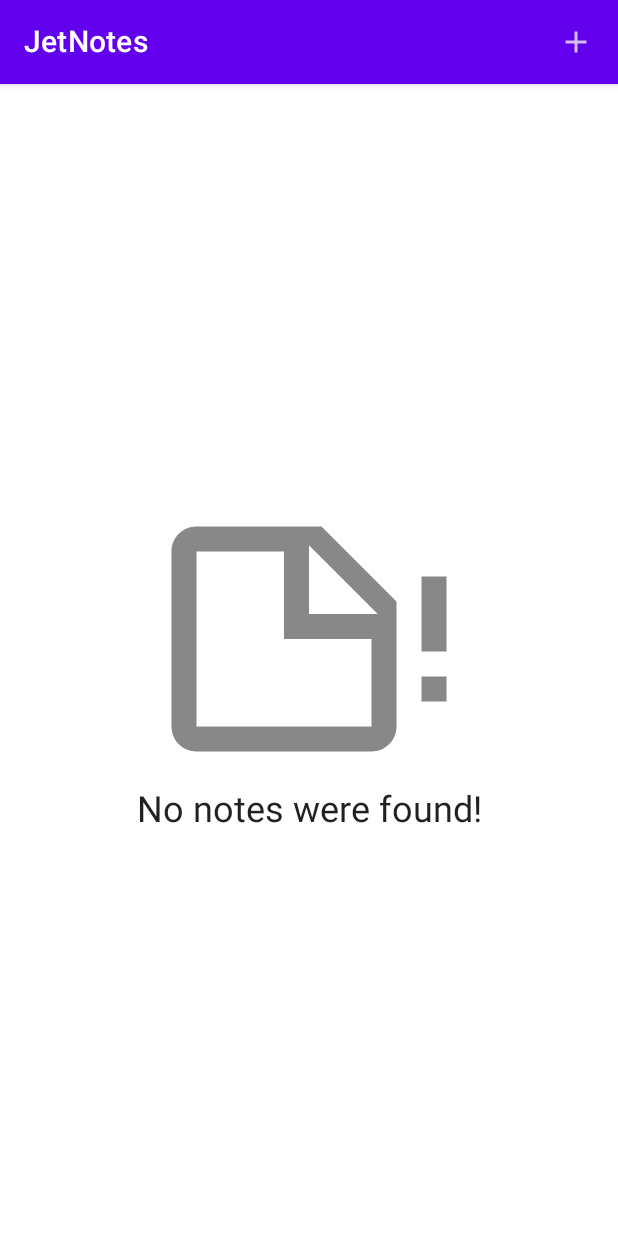
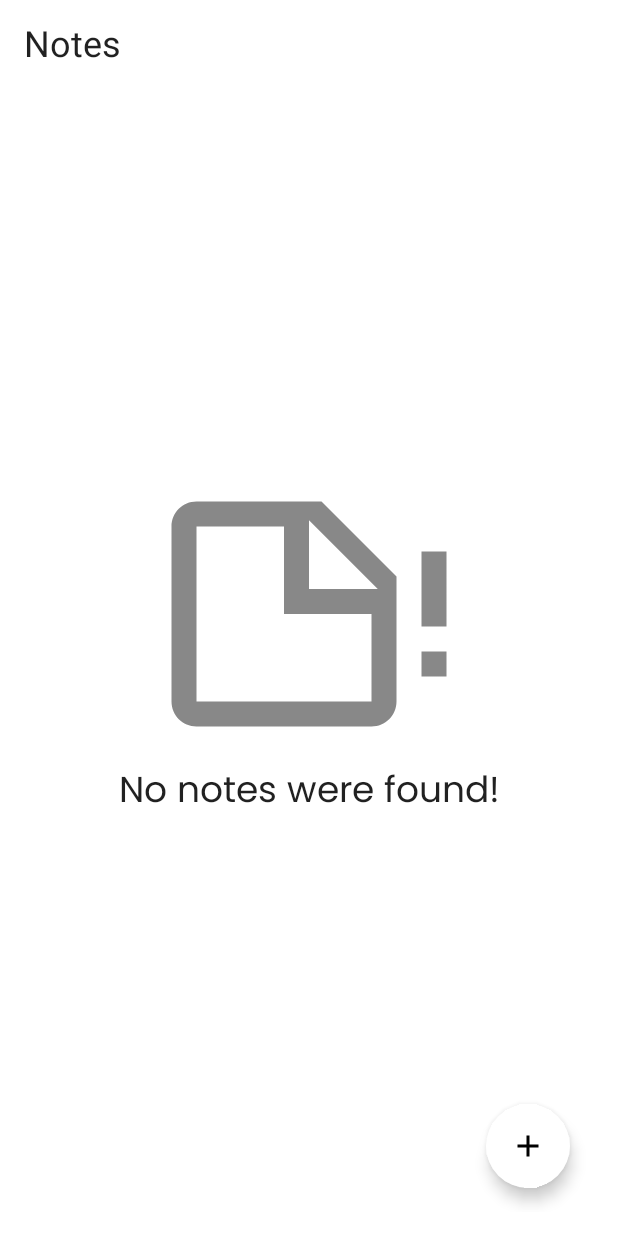
Before and after one commit to limallucas96/JetNotes, an Android app built with Jetpack Compose: the @Preview function DefaultPreviewListNotesScreen, on a phone screen of 412 x 824 dp. Run offline under Robolectric (Android 15) with nearby library versions, the phone set to English and light mode, and no system bars; our stand-ins replace Room's generated code.

Commit message:
Added fonts

```diff
--- a/app/src/main/java/com/lls/jetnotes/ui/composeKit/JetNotesNotesListCompose.kt
+++ b/app/src/main/java/com/lls/jetnotes/ui/composeKit/JetNotesNotesListCompose.kt
@@ -32,9 +32,7 @@ fun NotesListCompose(
         EmptyStateCompose()
     } else {
         LazyColumn(
-            modifier = Modifier
-                .fillMaxWidth(),
-            contentPadding = PaddingValues(16.dp)
+            modifier = Modifier.fillMaxWidth()
         ) {
             items(notes, key = { it }) { note ->
                 NoteCardCompose(
--- /dev/null
+++ b/app/src/main/java/com/lls/jetnotes/ui/extensions/ColorExtensions.kt
@@ -0,0 +1,6 @@
+package com.lls.jetnotes.ui.extensions
+
+import androidx.compose.ui.graphics.Color
+
+fun Color.Companion.parse(colorString: String): Color =
+    Color(color = android.graphics.Color.parseColor(colorString))
--- a/app/src/main/java/com/lls/jetnotes/ui/screen/listNotes/ListNotesScreen.kt
+++ b/app/src/main/java/com/lls/jetnotes/ui/screen/listNotes/ListNotesScreen.kt
@@ -1,17 +1,22 @@
 package com.lls.jetnotes.ui.screen.listNotes
 
-import androidx.compose.foundation.layout.Box
 import androidx.compose.foundation.layout.Column
 import androidx.compose.foundation.layout.fillMaxWidth
-import androidx.compose.material.ExperimentalMaterialApi
+import androidx.compose.foundation.layout.padding
+import androidx.compose.material.*
 import androidx.compose.runtime.Composable
 import androidx.compose.runtime.collectAsState
 import androidx.compose.runtime.getValue
 import androidx.compose.ui.Modifier
+import androidx.compose.ui.graphics.Color
+import androidx.compose.ui.res.painterResource
+import androidx.compose.ui.res.stringResource
 import androidx.compose.ui.tooling.preview.Preview
-import com.lls.jetnotes.ui.composeKit.AppToolbarCompose
+import androidx.compose.ui.unit.dp
+import com.lls.jetnotes.R
 import com.lls.jetnotes.ui.composeKit.MyApp
 import com.lls.jetnotes.ui.composeKit.NotesListCompose
+import com.lls.jetnotes.ui.extensions.parse
 import com.lls.jetnotes.ui.theme.JetNotesTheme
 import kotlinx.coroutines.InternalCoroutinesApi
 import org.koin.androidx.compose.getViewModel
@@ -34,13 +39,24 @@ fun ListNotesScreen(onCreateNewNote: (id: Int?) -> Unit = {}) {
     val viewState by viewModel.notesFlow.collectAsState()
 
     MyApp {
-        Box(
-            Modifier.fillMaxWidth()
+        Scaffold(
+            modifier = Modifier
+                .fillMaxWidth()
+                .padding(16.dp),
+            floatingActionButton = {
+                FloatingActionButton(
+                    onClick = { onCreateNewNote.invoke(null) },
+                    backgroundColor = MaterialTheme.colors.background
+                ) {
+                    Icon(painter = painterResource(id = R.drawable.ic_plus), contentDescription = "")
+                }
+            },
         ) {
             Column {
-                AppToolbarCompose(primaryAction = {
-                    onCreateNewNote.invoke(null)
-                })
+                Text(
+                    text = stringResource(id = R.string.notes),
+                    style = MaterialTheme.typography.h5
+                )
                 NotesListCompose(notes = viewState,
                     onNoteClicked = { onCreateNewNote.invoke(it.id) },
                     onDeleteClicked = { viewModel.deleteNote(it) })
--- a/app/src/main/java/com/lls/jetnotes/ui/theme/Type.kt
+++ b/app/src/main/java/com/lls/jetnotes/ui/theme/Type.kt
@@ -2,22 +2,38 @@ package com.lls.jetnotes.ui.theme
 
 import androidx.compose.material.Typography
 import androidx.compose.ui.text.TextStyle
+import androidx.compose.ui.text.font.Font
 import androidx.compose.ui.text.font.FontFamily
 import androidx.compose.ui.text.font.FontWeight
 import androidx.compose.ui.unit.sp
+import com.lls.jetnotes.R
+
+val fonts = FontFamily(
+    Font(R.font.poppins_regular, weight = FontWeight.Normal),
+    Font(R.font.poppins_light, weight = FontWeight.Light),
+    Font(R.font.poppins_medium, weight = FontWeight.Medium),
+    Font(R.font.poppins_thin, weight = FontWeight.Thin)
+)
 
 // Set of Material typography styles to start with
 val Typography = Typography(
     body1 = TextStyle(
-        fontFamily = FontFamily.Default,
-        fontWeight = FontWeight.Normal,
+        fontFamily = fonts,
         fontSize = 16.sp
     ),
-    caption = TextStyle(
-        fontFamily = FontFamily.Default,
+    body2 = TextStyle(
+        fontFamily = fonts,
+        fontSize = 14.sp
+    ),
+    h5 = TextStyle(
         fontWeight = FontWeight.Normal,
-        fontSize = 12.sp
-    )
+        fontSize = 24.sp
+    ),
+    h6 = TextStyle(
+        fontWeight = FontWeight.Medium,
+        fontSize = 20.sp
+    ),
+
     /* Other default text styles to override
     button = TextStyle(
         fontFamily = FontFamily.Default,
--- /dev/null
+++ b/app/src/main/res/drawable/ic_plus.xml
@@ -0,0 +1,9 @@
+<vector xmlns:android="http://schemas.android.com/apk/res/android"
+    android:width="24dp"
+    android:height="24dp"
+    android:viewportWidth="24"
+    android:viewportHeight="24">
+  <path
+      android:fillColor="#FF000000"
+      android:pathData="M19,13H13V19H11V13H5V11H11V5H13V11H19V13Z"/>
+</vector>
--- a/app/src/main/res/values/strings.xml
+++ b/app/src/main/res/values/strings.xml
@@ -2,5 +2,6 @@
     <string name="app_name">JetNotes</string>
 
     <string name="empty_notes">No notes were found!</string>
+    <string name="notes">Notes</string>
 
 </resources>
```
Also changed, not shown: app/src/main/java/com/lls/jetnotes/ui/composeKit/JetNotesNoteCardCompose.kt (+6 -17 lines), app/src/main/java/com/lls/jetnotes/ui/composeKit/JetNotesShortCut.kt (added, +57 -0 lines), app/src/main/res/font/poppins_light.ttf (added), app/src/main/res/font/poppins_medium.ttf (added), app/src/main/res/font/poppins_regular.ttf (added), app/src/main/res/font/poppins_thin.ttf (added).
